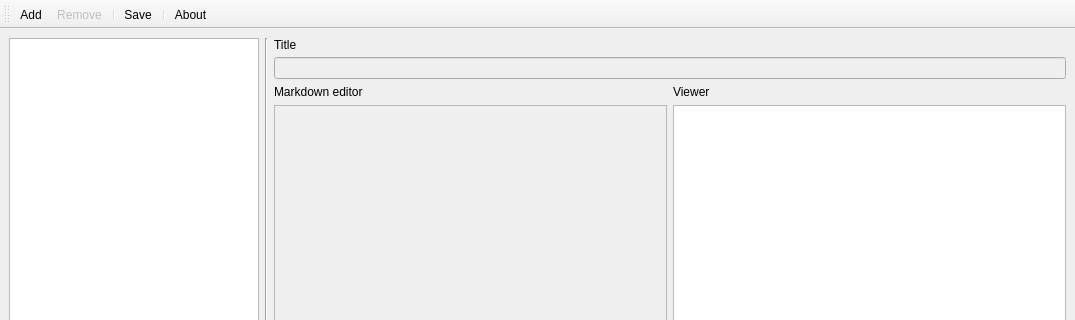
Old version of the form src/frames/mainwindow.ui in the repository mojitaurelie/TaskNote; both pictures show x 0 to 1075 and y 0 to 320 of the 1075 by 710 pixel window.
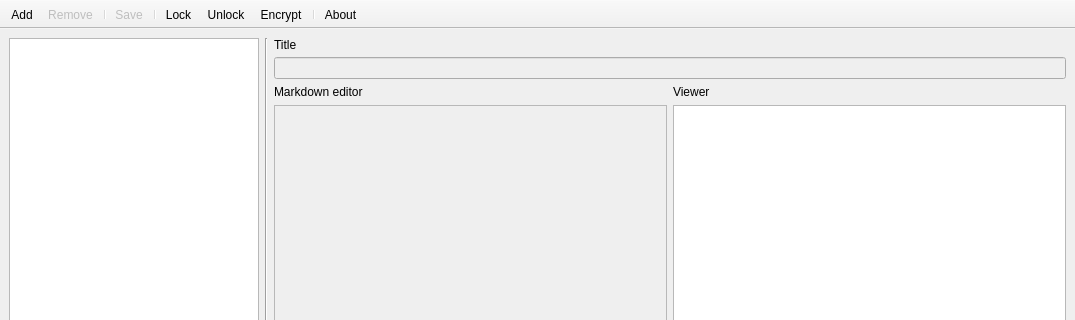
New version of the form. Icons and pictures are not drawn.

The edit to the form file:
```diff
--- a/src/frames/mainwindow.ui
+++ b/src/frames/mainwindow.ui
@@ -120,15 +120,24 @@
    </layout>
   </widget>
   <widget class="QToolBar" name="toolBar">
+   <property name="enabled">
+    <bool>true</bool>
+   </property>
    <property name="maximumSize">
     <size>
      <width>16777215</width>
-     <height>33</height>
+     <height>96</height>
     </size>
    </property>
    <property name="windowTitle">
     <string>toolBar</string>
    </property>
+   <property name="movable">
+    <bool>false</bool>
+   </property>
+   <property name="toolButtonStyle">
+    <enum>Qt::ToolButtonTextUnderIcon</enum>
+   </property>
    <attribute name="toolBarArea">
     <enum>TopToolBarArea</enum>
    </attribute>
@@ -140,6 +149,10 @@
    <addaction name="separator"/>
    <addaction name="actionSave"/>
    <addaction name="separator"/>
+   <addaction name="actionLock"/>
+   <addaction name="actionUnlock"/>
+   <addaction name="actionEncrypt"/>
+   <addaction name="separator"/>
    <addaction name="actionAbout"/>
   </widget>
   <action name="actionAdd">
@@ -164,6 +177,9 @@
    </property>
   </action>
   <action name="actionSave">
+   <property name="enabled">
+    <bool>false</bool>
+   </property>
    <property name="icon">
     <iconset resource="../../icons.qrc">
      <normaloff>:/icon/resources/outline_save_black_18dp.png</normaloff>:/icon/resources/outline_save_black_18dp.png</iconset>
@@ -181,6 +197,39 @@
     <string>About</string>
    </property>
   </action>
+  <action name="actionLock">
+   <property name="icon">
+    <iconset resource="../../icons.qrc">
+     <normaloff>:/icon/resources/outline_lock_black_48dp.png</normaloff>:/icon/resources/outline_lock_black_48dp.png</iconset>
+   </property>
+   <property name="text">
+    <string>Lock</string>
+   </property>
+   <property name="visible">
+    <bool>false</bool>
+   </property>
+  </action>
+  <action name="actionUnlock">
+   <property name="icon">
+    <iconset resource="../../icons.qrc">
+     <normaloff>:/icon/resources/outline_lock_open_black_48dp.png</normaloff>:/icon/resources/outline_lock_open_black_48dp.png</iconset>
+   </property>
+   <property name="text">
+    <string>Unlock</string>
+   </property>
+   <property name="visible">
+    <bool>false</bool>
+   </property>
+  </action>
+  <action name="actionEncrypt">
+   <property name="icon">
+    <iconset resource="../../icons.qrc">
+     <normaloff>:/icon/resources/outline_shield_black_48dp.png</normaloff>:/icon/resources/outline_shield_black_48dp.png</iconset>
+   </property>
+   <property name="text">
+    <string>Encrypt</string>
+   </property>
+  </action>
  </widget>
  <resources>
   <include location="../../icons.qrc"/>
```
Left out of the diff: 8 changed lines with no effect on the pictures.
